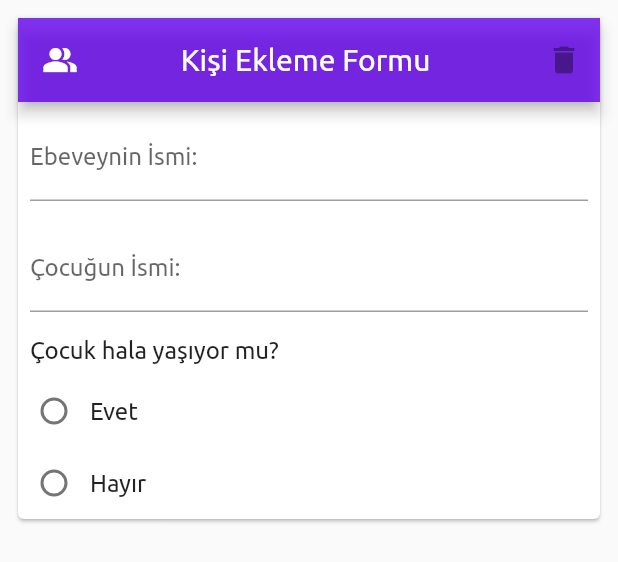
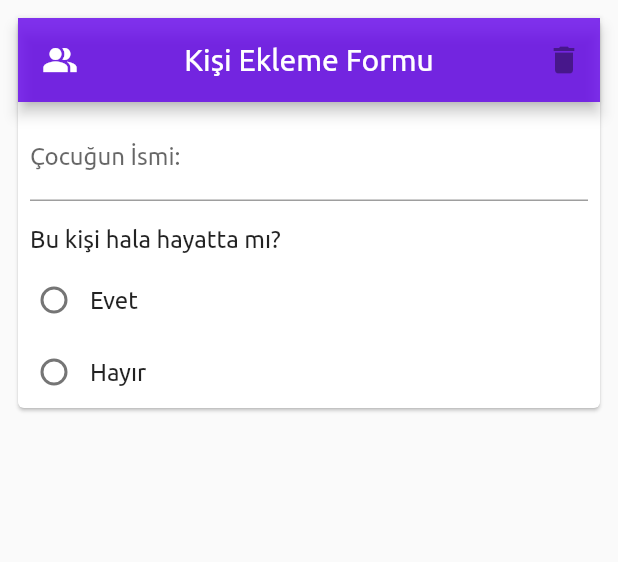
Before and after one commit to EsraKantarci/mirasapp, a Flutter app: the PersonForm widget shown alone on an empty page, opened directly with empty values, on a phone screen of 412 x 824 dp. Shown: the top 562 px of the screen. Run offline on Flutter 3.47's test engine with Material 2 defaults, Android fonts, the phone set to English and light mode, and no system bars; our stand-ins replace flutter_spinbox.

Commit message:
Business implementation for simple cases - spouse1-child1

```diff
--- a/lib/view/forms/person_form.dart
+++ b/lib/view/forms/person_form.dart
@@ -24,7 +24,7 @@ class PersonForm extends StatefulWidget {
 class _PersonFormState extends State<PersonForm> {
   final form = GlobalKey<FormState>();
   int count = 0;
-  int tester1 = -1;
+  int answer1 = -1;
   @override
   Widget build(BuildContext context) {
     return Padding(
@@ -37,7 +37,7 @@ class _PersonFormState extends State<PersonForm> {
             children: <Widget>[
               AppBar(
                 leading: Icon(Icons.people_alt),
-                title: Text("Kişi Ekleme Formu "),
+                title: Text("Kişi Ekleme Formu"),
                 centerTitle: true,
                 backgroundColor: AppColors.mainColor.withOpacity(0.8),
                 actions: <Widget>[
@@ -49,20 +49,6 @@ class _PersonFormState extends State<PersonForm> {
               ),
               Column(
                 children: [
-                  Padding(
-                    padding: const EdgeInsets.all(8),
-                    child: TextFormField(
-                      onChanged: (a)=>GlobalState.instance.children[0].parentName = a,
-                      initialValue: widget.person.parentName,
-                      onSaved: (val) => widget.person.parentName = val,
-                      validator: (val) =>
-                      val.length > 1 ? null : "Lütfen isim giriniz.",
-                      decoration: InputDecoration(
-                          labelText: "Ebeveynin İsmi: ",
-                          hintText:
-                          "Kişinin "),
-                    ),
-                  ),
                   Padding(
                     padding: const EdgeInsets.all(8),
                     child: TextFormField(
@@ -80,7 +66,7 @@ class _PersonFormState extends State<PersonForm> {
                     child: Align(
                         alignment: Alignment.topLeft,
                         child: Text(
-                          "Çocuk hala yaşıyor mu?",
+                          "Bu kişi hala hayatta mı?",
                           style: TextStyle(
                             fontSize: 16,
                             fontWeight: FontWeight.normal,
@@ -93,8 +79,8 @@ class _PersonFormState extends State<PersonForm> {
                     child: Column(
                       crossAxisAlignment: CrossAxisAlignment.start,
                       children: <Widget>[
-                        buildRadioButton1("Evet", 1, tester1),
-                        buildRadioButton1("Hayır", 0, tester1),
+                        buildRadioButton1("Evet", 1, answer1),
+                        buildRadioButton1("Hayır", 0, answer1),
                       ],
                     ),
                   ),
@@ -116,7 +102,7 @@ class _PersonFormState extends State<PersonForm> {
               value: val,
               groupValue: group,
               onChanged: (value) {
-                tester1 = value;
+                answer1 = value;
                 setState(() {});
               }),
           Text(
--- a/lib/view/forms/spouse_child/spouse_1_child_1.dart
+++ b/lib/view/forms/spouse_child/spouse_1_child_1.dart
@@ -55,7 +55,8 @@ class _Spouse1Child1State extends State<Spouse1Child1> {
                   min: 0,
                   max: 40,
                   value: childCount,
-                  onChanged: (value) => childCount = value,
+                  onChanged: (value) =>
+                  GlobalState.instance.answers.childCount = value.toInt(),
                 ),
               ),
               buildSpace(),
@@ -141,7 +142,6 @@ Widget buildElevatedButton(BuildContext context, double childCount) {
   return ElevatedButton(
     child: Text('SONRAKİ ADIM'),
     onPressed: () {
-      GlobalState.instance.answers.childCount = childCount.toInt();
       Navigator.push(
         context,
         MaterialPageRoute(builder: (context) => Spouse1Child1List()),
--- a/lib/view/forms/spouse_child/spouse_1_child_1_list.dart
+++ b/lib/view/forms/spouse_child/spouse_1_child_1_list.dart
@@ -7,10 +7,12 @@
 //go to calculation
 
 import 'package:flutter/material.dart';
+import 'package:miras/controller/global_state.dart';
 import 'package:miras/model/child.dart';
 import 'package:miras/model/constants.dart';
-import 'package:miras/view/forms/child_form.dart';
 import 'package:miras/view/start_page.dart';
+
+import '../person_form.dart';
 
 // TODO: Add "Sonraki adım" button at the bottom.
 
@@ -24,13 +26,14 @@ class Spouse1Child1List extends StatefulWidget {
 class _Spouse1Child1ListState extends State<Spouse1Child1List> {
   List<Person> children = [];
   List<PersonForm> forms = [];
+  int childCount = GlobalState.instance.answers.childCount;
 
   @override
   Widget build(BuildContext context) {
     forms.clear();
     for (int i = 0; i < children.length; i++) {
       forms.add(PersonForm(
-        child: children[i],
+        person: children[i],
         onDelete: () => onDelete(i),
       ));
     }
@@ -41,12 +44,12 @@ class _Spouse1Child1ListState extends State<Spouse1Child1List> {
         appBar: buildAppBar(),
         body: children.length <= 0
             ? Center(
-          child: Text("[+] butonuna tıklayarak çocuk ekleyebilirsiniz."),
+          child: Text(childCount.toString()),
         )
             : ListView.builder(
           itemCount: children.length,
           itemBuilder: (_, i) => PersonForm(
-            child: children[i],
+            person: children[i],
             onDelete: () => onDelete(i),
           ),
         ),
```
